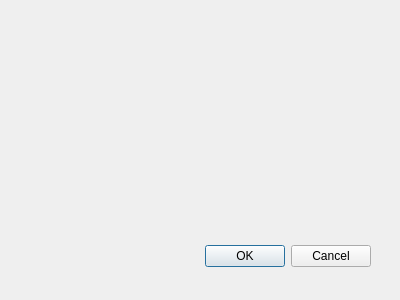
jykim74/CertMan, file CertMan/reg_srv_dlg.ui: the form before one commit.
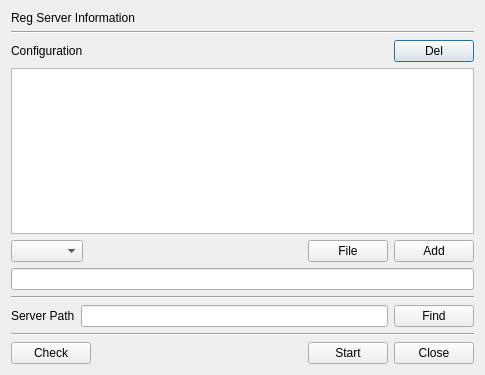
The form after the commit.

Diff of the .ui file:
```diff
--- a/CertMan/reg_srv_dlg.ui
+++ b/CertMan/reg_srv_dlg.ui
@@ -6,29 +6,186 @@
    <rect>
     <x>0</x>
     <y>0</y>
-    <width>400</width>
-    <height>300</height>
+    <width>485</width>
+    <height>375</height>
    </rect>
   </property>
   <property name="windowTitle">
    <string>Register Server Windows</string>
   </property>
-  <widget class="QDialogButtonBox" name="buttonBox">
-   <property name="geometry">
-    <rect>
-     <x>30</x>
-     <y>240</y>
-     <width>341</width>
-     <height>32</height>
-    </rect>
-   </property>
-   <property name="orientation">
-    <enum>Qt::Horizontal</enum>
-   </property>
-   <property name="standardButtons">
-    <set>QDialogButtonBox::Cancel|QDialogButtonBox::Ok</set>
-   </property>
-  </widget>
+  <layout class="QVBoxLayout" name="verticalLayout">
+   <item>
+    <widget class="QLabel" name="label">
+     <property name="text">
+      <string>Reg Server Information</string>
+     </property>
+    </widget>
+   </item>
+   <item>
+    <widget class="Line" name="line">
+     <property name="orientation">
+      <enum>Qt::Horizontal</enum>
+     </property>
+    </widget>
+   </item>
+   <item>
+    <layout class="QGridLayout" name="gridLayout">
+     <item row="0" column="2">
+      <widget class="QPushButton" name="mDelBtn">
+       <property name="text">
+        <string>Del</string>
+       </property>
+      </widget>
+     </item>
+     <item row="0" column="0">
+      <widget class="QLabel" name="label_2">
+       <property name="text">
+        <string>Configuration</string>
+       </property>
+      </widget>
+     </item>
+     <item row="0" column="1">
+      <spacer name="horizontalSpacer_3">
+       <property name="orientation">
+        <enum>Qt::Horizontal</enum>
+       </property>
+       <property name="sizeHint" stdset="0">
+        <size>
+         <width>40</width>
+         <height>20</height>
+        </size>
+       </property>
+      </spacer>
+     </item>
+    </layout>
+   </item>
+   <item>
+    <widget class="QTableWidget" name="mConfigTable">
+     <property name="contextMenuPolicy">
+      <enum>Qt::CustomContextMenu</enum>
+     </property>
+    </widget>
+   </item>
+   <item>
+    <layout class="QGridLayout" name="gridLayout_2">
+     <property name="topMargin">
+      <number>0</number>
+     </property>
+     <item row="0" column="0">
+      <widget class="QComboBox" name="mNameCombo"/>
+     </item>
+     <item row="0" column="1">
+      <spacer name="horizontalSpacer_2">
+       <property name="orientation">
+        <enum>Qt::Horizontal</enum>
+       </property>
+       <property name="sizeHint" stdset="0">
+        <size>
+         <width>40</width>
+         <height>20</height>
+        </size>
+       </property>
+      </spacer>
+     </item>
+     <item row="0" column="3">
+      <widget class="QPushButton" name="mAddBtn">
+       <property name="text">
+        <string>Add</string>
+       </property>
+      </widget>
+     </item>
+     <item row="0" column="2">
+      <widget class="QPushButton" name="mFileFindBtn">
+       <property name="text">
+        <string>File</string>
+       </property>
+      </widget>
+     </item>
+    </layout>
+   </item>
+   <item>
+    <widget class="QLineEdit" name="mValueText"/>
+   </item>
+   <item>
+    <widget class="Line" name="line_3">
+     <property name="orientation">
+      <enum>Qt::Horizontal</enum>
+     </property>
+    </widget>
+   </item>
+   <item>
+    <layout class="QGridLayout" name="gridLayout_4">
+     <property name="topMargin">
+      <number>0</number>
+     </property>
+     <item row="0" column="1">
+      <widget class="QLineEdit" name="mServerPathText"/>
+     </item>
+     <item row="0" column="0">
+      <widget class="QLabel" name="label_3">
+       <property name="text">
+        <string>Server Path</string>
+       </property>
+      </widget>
+     </item>
+     <item row="0" column="2">
+      <widget class="QPushButton" name="mFindBtn">
+       <property name="text">
+        <string>Find</string>
+       </property>
+      </widget>
+     </item>
+    </layout>
+   </item>
+   <item>
+    <widget class="Line" name="line_2">
+     <property name="orientation">
+      <enum>Qt::Horizontal</enum>
+     </property>
+    </widget>
+   </item>
+   <item>
+    <layout class="QGridLayout" name="gridLayout_3">
+     <property name="topMargin">
+      <number>0</number>
+     </property>
+     <item row="0" column="0">
+      <widget class="QPushButton" name="mCheckBtn">
+       <property name="text">
+        <string>Check</string>
+       </property>
+      </widget>
+     </item>
+     <item row="0" column="3">
+      <widget class="QPushButton" name="mCloseBtn">
+       <property name="text">
+        <string>Close</string>
+       </property>
+      </widget>
+     </item>
+     <item row="0" column="2">
+      <widget class="QPushButton" name="mStartBtn">
+       <property name="text">
+        <string>Start</string>
+       </property>
+      </widget>
+     </item>
+     <item row="0" column="1">
+      <spacer name="horizontalSpacer">
+       <property name="orientation">
+        <enum>Qt::Horizontal</enum>
+       </property>
+       <property name="sizeHint" stdset="0">
+        <size>
+         <width>40</width>
+         <height>20</height>
+        </size>
+       </property>
+      </spacer>
+     </item>
+    </layout>
+   </item>
+  </layout>
  </widget>
  <resources/>
  <connections>
```
Left out of the diff: 35 changed lines with no effect on the pictures.
